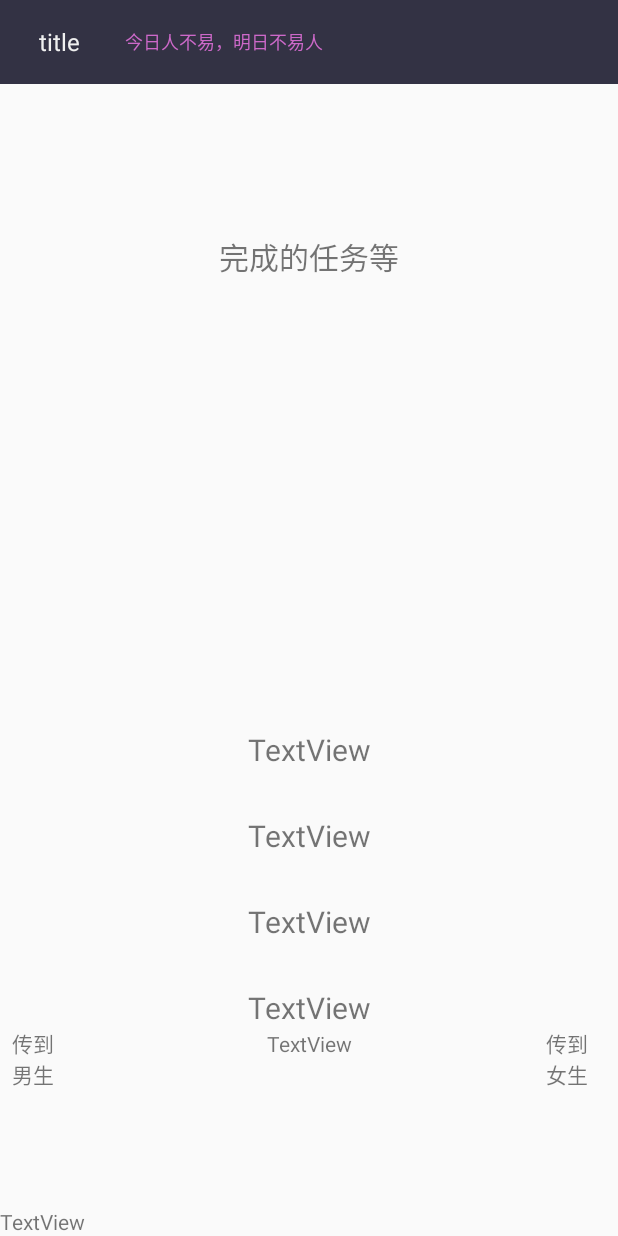
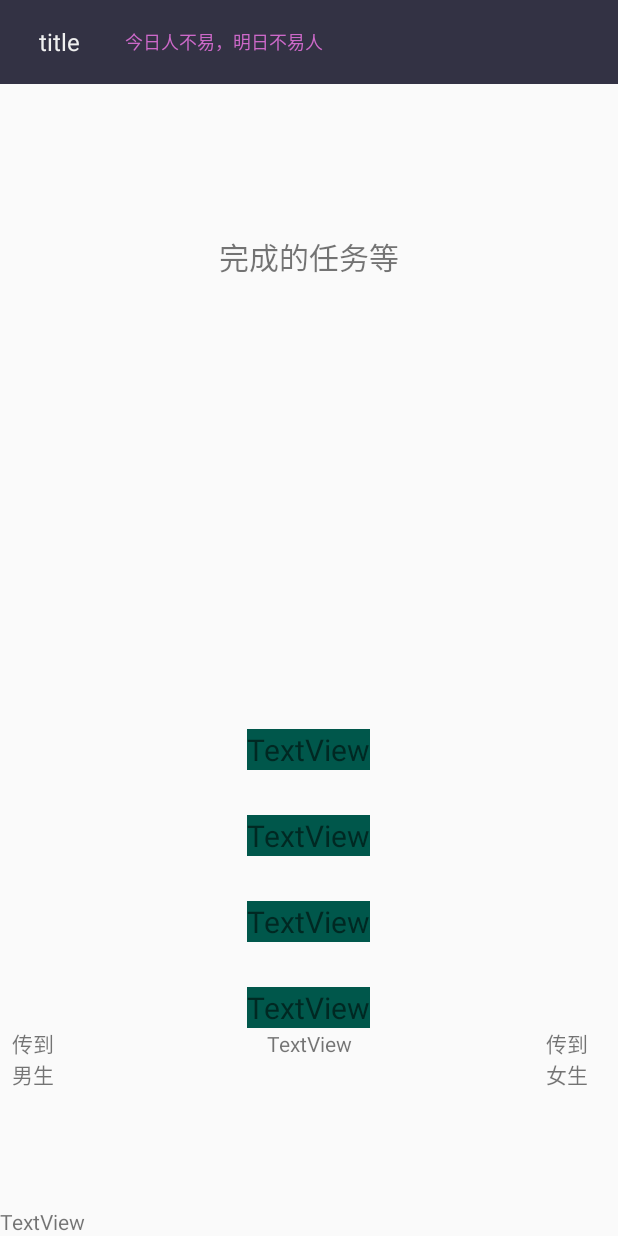
Before and after one commit to zhubinsheng/English-soon, an Android app: the layout fragment_fuxi.xml on its own in the app's theme, with its tools: preview values and no code run, on a phone screen of 412 x 824 dp. Run offline under Robolectric (Android 15) with nearby library versions, the phone set to English and light mode, and no system bars.

Commit message:
测试初试

```diff
--- a/app/src/main/java/gdyj/tydic/com/jinlingapp/bean/WordList.java
+++ b/app/src/main/java/gdyj/tydic/com/jinlingapp/bean/WordList.java
@@ -2,7 +2,6 @@ package gdyj.tydic.com.jinlingapp.bean;
 
 import java.io.Serializable;
 
-import io.objectbox.annotation.Backlink;
 import io.objectbox.annotation.Entity;
 import io.objectbox.annotation.Id;
 import io.objectbox.relation.ToMany;
@@ -25,6 +24,7 @@ public class WordList implements Serializable {
     }
 
     public String classify ;
+
     public ToMany<ClassifyBean> classifyBeanList;
 
     public ToMany<ClassifyBean> getClassifyBeanList() {
--- a/app/src/main/java/gdyj/tydic/com/jinlingapp/ui/EnglishWord/EnglishWordPresenter.java
+++ b/app/src/main/java/gdyj/tydic/com/jinlingapp/ui/EnglishWord/EnglishWordPresenter.java
@@ -17,7 +17,6 @@ public class EnglishWordPresenter implements EnglishContract.Presenter {
 
     private EnglishContract.View mView;
     private final EnglishWordApi englishWordApi;
-
     public EnglishWordPresenter(EnglishContract.View view){
         this.mView = view;
         englishWordApi = MyRetrofitManager.create(EnglishWordApi.class,null);
--- a/app/src/main/java/gdyj/tydic/com/jinlingapp/ui/Fuxi/FuxiFragment.java
+++ b/app/src/main/java/gdyj/tydic/com/jinlingapp/ui/Fuxi/FuxiFragment.java
@@ -10,6 +10,7 @@ import android.view.View;
 
 import com.chad.library.adapter.base.BaseQuickAdapter;
 
+import java.io.Serializable;
 import java.util.List;
 
 import butterknife.BindView;
@@ -18,6 +19,7 @@ import butterknife.Unbinder;
 import gdyj.tydic.com.jinlingapp.Base.BaseFragment;
 import gdyj.tydic.com.jinlingapp.Base.MyApplication;
 import gdyj.tydic.com.jinlingapp.R;
+import gdyj.tydic.com.jinlingapp.bean.ClassifyBean;
 import gdyj.tydic.com.jinlingapp.bean.WordList;
 import io.objectbox.Box;
 import io.objectbox.BoxStore;
@@ -60,7 +62,8 @@ public class FuxiFragment extends BaseFragment {
             @Override
             public void onItemClick(BaseQuickAdapter adapter, View view, int position) {
                 Intent intent = new Intent(getActivity(), ActivityFuxi.class);
-                intent.putExtra("youngJoes",  youngJoes.get(position));
+                List<ClassifyBean> classifyBeanToMany = youngJoes.get(position).getClassifyBeanList();
+                intent.putExtra("youngJoes",  (Serializable) classifyBeanToMany);
                 startActivity(intent);
             }
         });
--- a/app/src/main/res/layout/fragment_fuxi.xml
+++ b/app/src/main/res/layout/fragment_fuxi.xml
@@ -17,38 +17,46 @@
 
     <TextView
         android:id="@+id/textView8"
-        android:layout_width="match_parent"
+        android:layout_width="wrap_content"
         android:layout_height="wrap_content"
         android:layout_marginTop="300dp"
+        android:layout_gravity="center"
         android:gravity="center"
         android:textSize="20dp"
+        android:background="@color/color_green"
         android:text="TextView" />
 
     <TextView
         android:id="@+id/textView9"
-        android:layout_width="match_parent"
+        android:layout_width="wrap_content"
         android:layout_height="wrap_content"
         android:layout_marginTop="30dp"
         android:gravity="center"
+        android:layout_gravity="center"
         android:textSize="20dp"
+        android:background="@color/color_green"
         android:text="TextView" />
 
     <TextView
         android:id="@+id/textView10"
-        android:layout_width="match_parent"
+        android:layout_width="wrap_content"
         android:layout_height="wrap_content"
         android:layout_marginTop="30dp"
         android:gravity="center"
+        android:layout_gravity="center"
         android:textSize="20dp"
+        android:background="@color/color_green"
         android:text="TextView" />
 
     <TextView
         android:id="@+id/textView11"
-        android:layout_width="match_parent"
+        android:layout_width="wrap_content"
         android:layout_height="wrap_content"
         android:layout_marginTop="30dp"
         android:gravity="center"
+        android:layout_gravity="center"
         android:textSize="20dp"
+        android:background="@color/color_green"
         android:text="TextView" />
 
     <LinearLayout
```
Also changed, not shown: app/src/main/java/gdyj/tydic/com/jinlingapp/ui/Fuxi/ActivityFuxi.java (+117 -11 lines), app/src/main/res/drawable/ic_erase2.xml (deleted, +0 -7 lines), app/src/main/res/drawable/ic_erase_kanji.xml (deleted, +0 -7 lines), app/src/main/res/drawable/ic_eraskanji.xml (deleted, +0 -7 lines), app/src/main/res/drawable/ceshi.png (deleted), app/src/main/res/drawable/chongdie.jpg (deleted), app/src/main/res/drawable/chongdietouming.jpg (deleted), app/src/main/res/drawable/xingkongbeijing.jpg (deleted), 6 other files.
